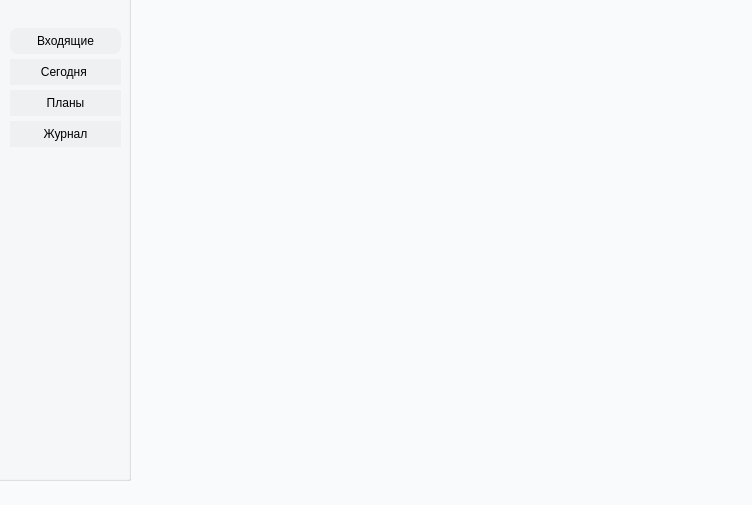
Qt form main_window.ui (NAD777/yandex-toDo) before a commit.
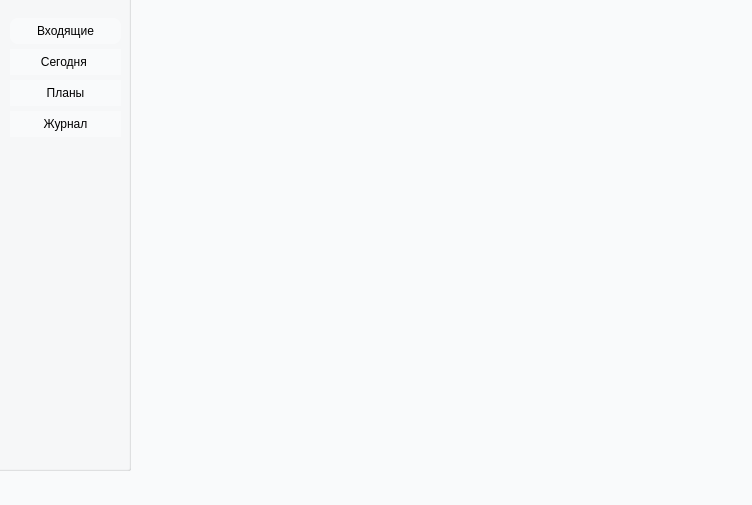
The same form after that commit. Icons and pictures are not drawn.

```diff
--- a/main_window.ui
+++ b/main_window.ui
@@ -23,7 +23,7 @@
       <x>140</x>
       <y>0</y>
       <width>601</width>
-      <height>471</height>
+      <height>481</height>
      </rect>
     </property>
     <layout class="QVBoxLayout" name="verticalLayout"/>
@@ -32,7 +32,7 @@
     <property name="geometry">
      <rect>
       <x>-10</x>
-      <y>-30</y>
+      <y>-40</y>
       <width>141</width>
       <height>511</height>
      </rect>
@@ -53,7 +53,7 @@
       </rect>
      </property>
      <property name="styleSheet">
-      <string notr="true">background-color: rgb(239, 240, 241);
+      <string notr="true">background-color: rgb(249, 250, 251);
 border:none;
 padding:5px;</string>
      </property>
@@ -71,7 +71,7 @@
       </rect>
      </property>
      <property name="styleSheet">
-      <string notr="true">background-color: rgb(239, 240, 241);
+      <string notr="true">background-color: rgb(249, 250, 251);
 border:none;
 padding:5px;</string>
      </property>
@@ -89,7 +89,7 @@
       </rect>
      </property>
      <property name="styleSheet">
-      <string notr="true">background-color: rgb(239, 240, 241);
+      <string notr="true">background-color: rgb(249, 250, 251);
 border:none;
 padding:5px;
 border-radius: 8px;</string>
@@ -112,7 +112,7 @@
       </rect>
      </property>
      <property name="styleSheet">
-      <string notr="true">background-color: rgb(239, 240, 241);
+      <string notr="true">background-color: rgb(249, 250, 251);
 border:none;
 padding:5px;</string>
      </property>
```
